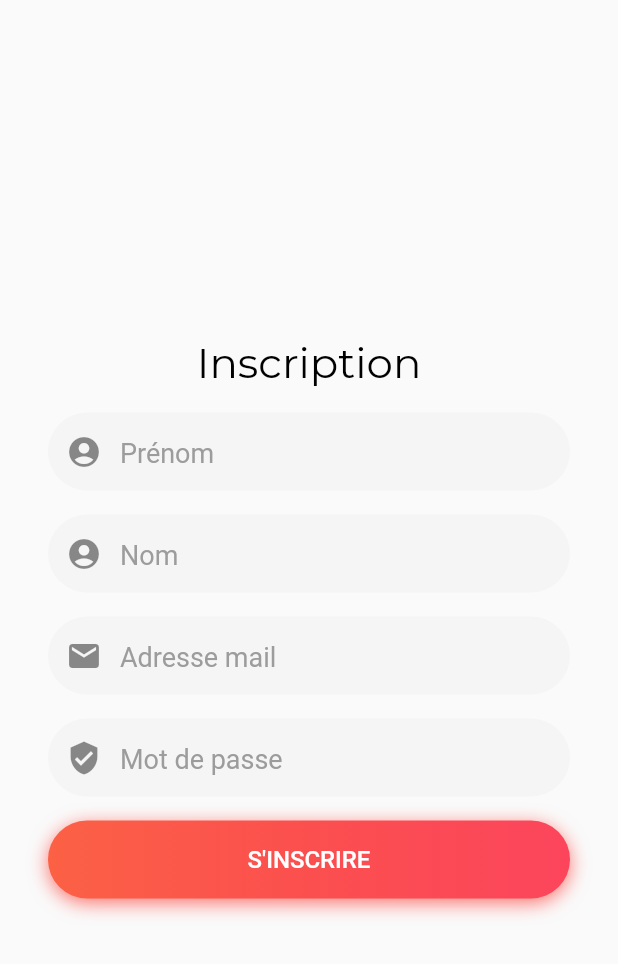
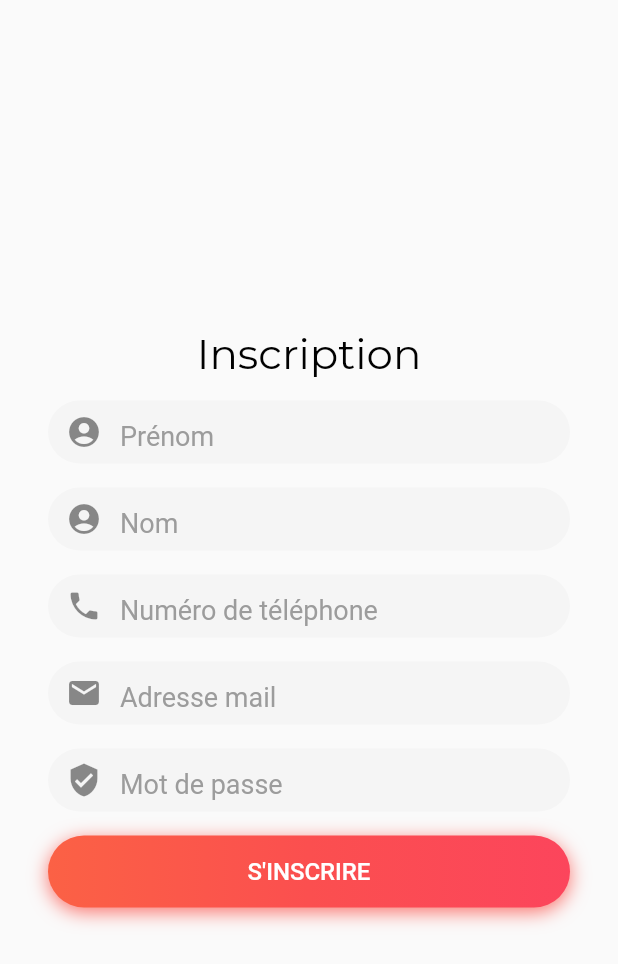
Before and after one commit to Majidbouikken/bustracker, a Flutter app: the SignUpPagePage screen opened by its route, on a phone screen of 412 x 824 dp. Shown: the top 964 px of the screen. Run offline on Flutter 3.47's test engine with Material 2 defaults, Android fonts, the phone set to English and light mode, and no system bars; our stand-ins replace firebase_auth; accounts and stored records are empty; Roboto replaces fonts that are missing (Oxygen).

Commit message:
Sign up page linked with firebase
- The User can sign up => Nom, prenom, numTel, email loaded in our (BDD / Storage / users)
- Added the phone number field

```diff
--- a/lib/SignUpPage.dart
+++ b/lib/SignUpPage.dart
@@ -1,5 +1,7 @@
 import 'package:flutter/material.dart';
-import 'package:projet_2cp_g5/main.dart';
+import 'main.dart';
+import 'package:firebase_auth/firebase_auth.dart';
+import 'UserManagement.dart';
 
 class SignUpPagePage extends StatefulWidget {
   @override
@@ -9,66 +11,18 @@ class SignUpPagePage extends StatefulWidget {
 ///i tried to implement a stepper in the Sign Up Page for a good looking page
 
 class SignUpPageState extends State<SignUpPagePage> {
-  /*
-  int current_step = 0;
+  final _formKey = GlobalKey<FormState>();
+  String _email,_password;
 
-  List<Step> my_steps = [
-    new Step(
-      // Title of the Step
-        title: new Text("Add your name and email"),
-        // Content, it can be any widget here. Using basic Text for this example
-        content: new Column(
-          children: <Widget>[
-            Container(
-              width: 1080,
-              height: 52,
-              decoration: BoxDecoration(
-                borderRadius: BorderRadius.circular(100),
-                color: lightGrey,
-              ),
-              child: Center(
-                child: TextField(
-                  style: TextStyle(fontSize: 24, color: Colors.black87),
-                  decoration: InputDecoration(prefixIcon: Icon(Icons.verified_user),border: InputBorder.none),
-                ),
-              ),
-            ),
-            Container(
-              width: 1080,
-              height: 52,
-              decoration: BoxDecoration(
-                borderRadius: BorderRadius.circular(100),
-                color: lightGrey,
-              ),
-              child: Center(
-                child: TextField(
-                  style: TextStyle(fontSize: 24, color: Colors.black87),
-                  decoration: InputDecoration(prefixIcon: Icon(Icons.verified_user),border: InputBorder.none),
-                ),
-              ),
-            ),
-          ],
-        ),
-        isActive: true),
-    new Step(
-        title: new Text("Step 2"),
-        content: new Text("World!"),
-        // You can change the style of the step icon i.e number, editing, etc.
-        state: StepState.editing,
-        isActive: true),
-    new Step(
-        title: new Text("Step 3"),
-        content: new Text("Hello World!"),
-        isActive: true),
-  ];
-*/
   @override
   Widget build(BuildContext context) {
     return new Scaffold(
+      key: _formKey,
       // Body
       body: Padding(
         padding: const EdgeInsets.symmetric(horizontal: 32),
-        child: Column(
+        child: Form(
+          child: Column(
           mainAxisAlignment: MainAxisAlignment.center,
           children: <Widget>[
             Text(
@@ -79,11 +33,11 @@ class SignUpPageState extends State<SignUpPagePage> {
                   fontSize: 28),
             ),
             SizedBox(
-              height: 16,
+              height: 14,
             ),
             Container(
               width: 1080,
-              height: 52,
+              height: 42,
               decoration: BoxDecoration(
                 borderRadius: BorderRadius.circular(100),
                 color: lightGrey,
@@ -108,7 +62,7 @@ class SignUpPageState extends State<SignUpPagePage> {
             ),
             Container(
               width: 1080,
-              height: 52,
+              height: 42,
               decoration: BoxDecoration(
                 borderRadius: BorderRadius.circular(100),
                 color: lightGrey,
@@ -127,13 +81,15 @@ class SignUpPageState extends State<SignUpPagePage> {
                   ),
                 ),
               ),
+
             ),
+          //TODO : FIX THE DIMENSION FOR THE PHONE NUMBER PLACE
             SizedBox(
               height: 16,
             ),
             Container(
               width: 1080,
-              height: 52,
+              height: 42,
               decoration: BoxDecoration(
                 borderRadius: BorderRadius.circular(100),
                 color: lightGrey,
@@ -141,7 +97,32 @@ class SignUpPageState extends State<SignUpPagePage> {
               child: Center(
                 child: TextField(
                   onChanged: (String value) {
-                    User.setAdresseMail(value);
+                    User.setNumTel(value);
+                  },
+                  style: TextStyle(fontSize: 20, color: Colors.black87),
+                  decoration: InputDecoration(
+                    prefixIcon: Icon(Icons.phone),
+                    border: InputBorder.none,
+                    hintText: "Numéro de téléphone",
+                    hintStyle: Theme.of(context).textTheme.display2,
+                  ),
+                ),
+              ),
+            ),
+            SizedBox(
+              height: 16,
+            ),
+            Container(
+              width: 1080,
+              height: 42,
+              decoration: BoxDecoration(
+                borderRadius: BorderRadius.circular(100),
+                color: lightGrey,
+              ),
+              child: Center(
+                child: TextField(
+                  onChanged: (String value) {
+                   _email=value;
                   },
                   style: TextStyle(fontSize: 20, color: Colors.black87),
                   decoration: InputDecoration(
@@ -158,13 +139,16 @@ class SignUpPageState extends State<SignUpPagePage> {
             ),
             Container(
               width: 1080,
-              height: 52,
+              height: 42,
               decoration: BoxDecoration(
                 borderRadius: BorderRadius.circular(100),
                 color: lightGrey,
               ),
               child: Center(
                 child: TextField(
+                  onChanged: (String value) {
+                    _password=value;
+                  },
                   style: TextStyle(fontSize: 20, color: Colors.black87),
                   obscureText: true,
                   decoration: InputDecoration(
@@ -181,7 +165,7 @@ class SignUpPageState extends State<SignUpPagePage> {
             ),
             Container(
               width: 1080,
-              height: 52,
+              height: 48,
               decoration: BoxDecoration(
                 borderRadius: BorderRadius.circular(100),
                 gradient: LinearGradient(
@@ -201,8 +185,16 @@ class SignUpPageState extends State<SignUpPagePage> {
               child: FlatButton(
                   materialTapTargetSize: MaterialTapTargetSize.shrinkWrap,
                   onPressed: () {
-                    Navigator.of(context)
-                        .pushNamed("/HomePage");
+                    FirebaseAuth.instance.createUserWithEmailAndPassword(
+                        email: _email,
+                        password: _password,
+                    ).then((signedInUser) {
+                      signedInUser.sendEmailVerification();
+                      UserManagement().storeNewUser(signedInUser,context);
+                    }
+                    ).catchError((e){
+                      print(e);
+                    });
                   },
                   child: Text(
                     "S'INSCRIRE",
@@ -214,6 +206,7 @@ class SignUpPageState extends State<SignUpPagePage> {
             ),
           ],
         ),
+        ),
       ),
     );
   }
```
